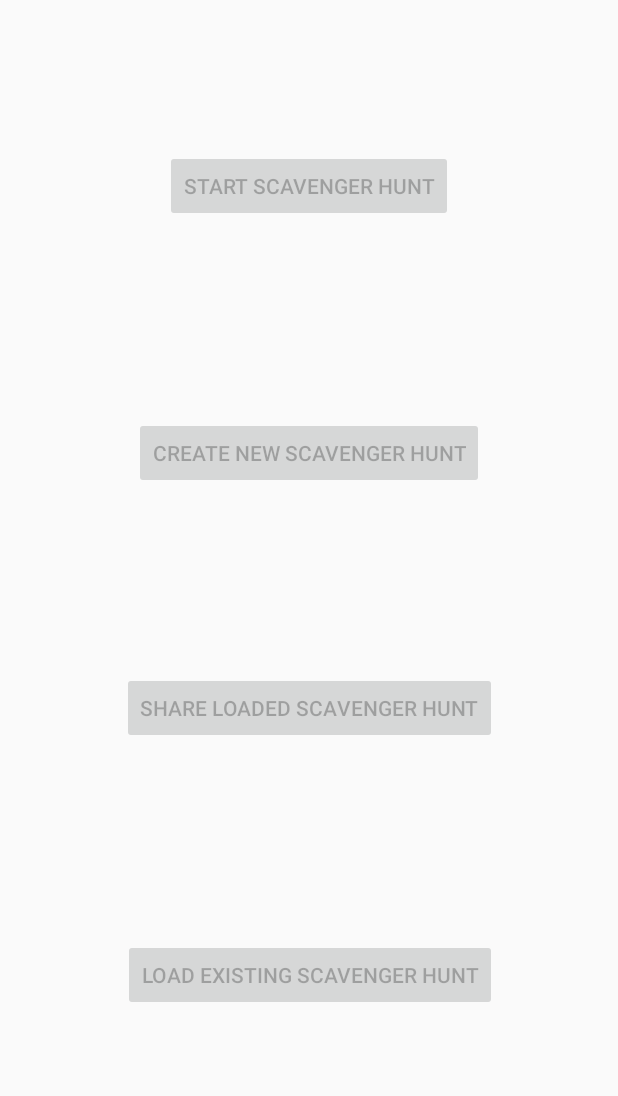
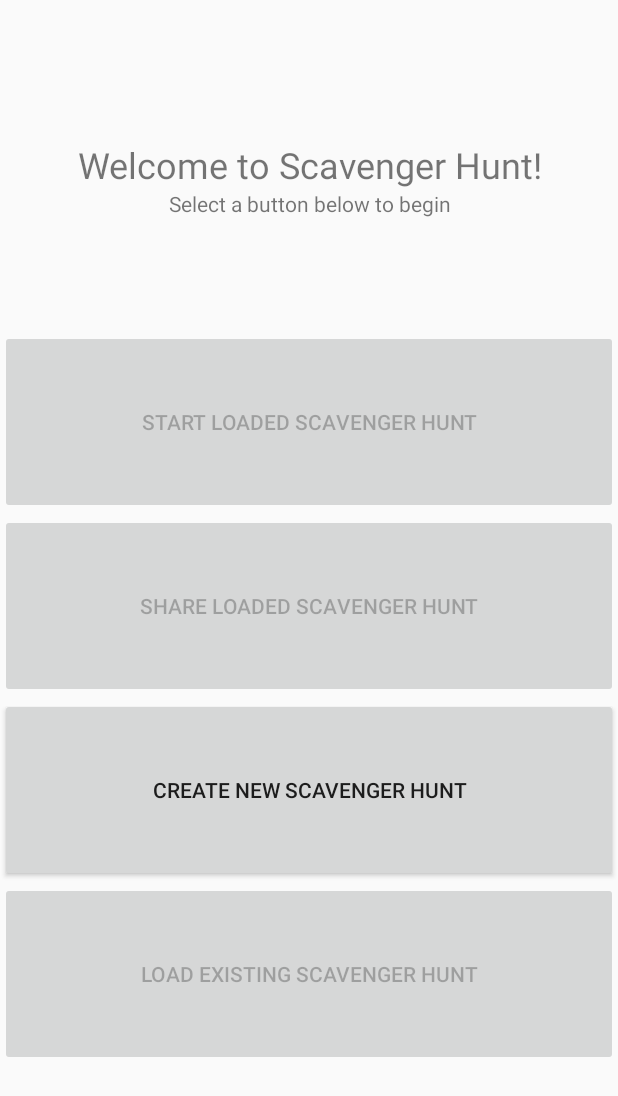
Before and after one commit to Bradley-B/ScavengerHuntAndroid, an Android app: the layout activity_launcher.xml on its own in the app's theme, with its tools: preview values and no code run, on a phone screen of 412 x 824 dp. Shown: the top 1096 px of the screen. Run offline under Robolectric (Android 15) with nearby library versions, the light colour scheme and no system bars.

Commit message:
Clue Creator View and Activity
Started user interface for creating clue segments and clues. Also redid the Launcher Activity xml, and changed an error message in GeofenceTransitionsIntentService.

```diff
--- a/app/src/main/res/layout/activity_launcher.xml
+++ b/app/src/main/res/layout/activity_launcher.xml
@@ -6,60 +6,89 @@
     android:layout_height="match_parent"
     tools:context=".LauncherActivity">
 
+    <LinearLayout
+        android:layout_width="match_parent"
+        android:layout_height="match_parent"
+        android:orientation="vertical"
+        app:layout_constraintBottom_toBottomOf="parent"
+        app:layout_constraintEnd_toEndOf="parent"
+        app:layout_constraintStart_toStartOf="parent"
+        app:layout_constraintTop_toTopOf="parent">
+
+        <Space
+            android:layout_width="match_parent"
+            android:layout_height="wrap_content"
+            android:layout_weight="2.5" />
+
+        <TextView
+            android:id="@+id/welcomeText"
+            android:layout_width="match_parent"
+            android:layout_height="wrap_content"
+            android:layout_weight="0"
+            android:text="Welcome to Scavenger Hunt!"
+            android:textAlignment="center"
+            android:textSize="24sp"
+            tools:layout_editor_absoluteX="102dp"
+            tools:layout_editor_absoluteY="60dp" />
+
+        <TextView
+            android:id="@+id/welcomeText2"
+            android:layout_width="match_parent"
+            android:layout_height="wrap_content"
+            android:layout_weight="0"
+            android:text="Select a button below to begin"
+            android:textAlignment="center" />
+
+        <Space
+            android:layout_width="match_parent"
+            android:layout_height="wrap_content"
+            android:layout_weight="2" />
+
         <Button
             android:id="@+id/startButton"
-        android:layout_width="wrap_content"
+            android:layout_width="match_parent"
             android:layout_height="wrap_content"
-        android:layout_marginEnd="8dp"
-        android:layout_marginStart="8dp"
-        android:layout_marginTop="100dp"
+            android:layout_weight="2"
             android:enabled="false"
-        android:text="Start Scavenger Hunt"
-        app:layout_constraintEnd_toEndOf="parent"
-        app:layout_constraintStart_toStartOf="parent"
-        app:layout_constraintTop_toTopOf="parent" />
+            android:text="Start Loaded Scavenger Hunt"
+            tools:layout_editor_absoluteX="95dp"
+            tools:layout_editor_absoluteY="95dp" />
+
+        <Button
+            android:id="@+id/shareButton"
+            android:layout_width="match_parent"
+            android:layout_height="wrap_content"
+            android:layout_weight="2"
+            android:enabled="false"
+            android:text="Share Loaded Scavenger Hunt"
+            tools:layout_editor_absoluteX="67dp"
+            tools:layout_editor_absoluteY="231dp" />
 
         <Button
             android:id="@+id/createButton"
-        android:layout_width="wrap_content"
+            android:layout_width="match_parent"
             android:layout_height="wrap_content"
-        android:layout_marginEnd="8dp"
-        android:layout_marginStart="8dp"
-        android:layout_marginTop="8dp"
-        android:enabled="false"
+            android:layout_weight="2"
+            android:onClick="onCreateButton"
             android:text="Create New Scavenger Hunt"
-        app:layout_constraintBottom_toTopOf="@+id/shareButton"
-        app:layout_constraintEnd_toEndOf="parent"
-        app:layout_constraintHorizontal_bias="0.5"
-        app:layout_constraintStart_toStartOf="parent"
-        app:layout_constraintTop_toBottomOf="@+id/startButton" />
-
-    <Button
-        android:id="@+id/shareButton"
-        android:layout_width="wrap_content"
-        android:layout_height="wrap_content"
-        android:layout_marginBottom="8dp"
-        android:layout_marginEnd="8dp"
-        android:layout_marginStart="8dp"
-        android:enabled="false"
-        android:text="Share Loaded Scavenger Hunt"
-        app:layout_constraintBottom_toTopOf="@+id/loadButton"
-        app:layout_constraintEnd_toEndOf="parent"
-        app:layout_constraintHorizontal_bias="0.5"
-        app:layout_constraintStart_toStartOf="parent"
-        app:layout_constraintTop_toBottomOf="@+id/createButton" />
+            tools:layout_editor_absoluteX="74dp"
+            tools:layout_editor_absoluteY="162dp" />
 
         <Button
             android:id="@+id/loadButton"
-        android:layout_width="wrap_content"
+            android:layout_width="match_parent"
             android:layout_height="wrap_content"
-        android:layout_marginBottom="150dp"
-        android:layout_marginEnd="8dp"
-        android:layout_marginStart="8dp"
+            android:layout_weight="2"
             android:enabled="false"
             android:text="Load Existing Scavenger Hunt"
-        app:layout_constraintBottom_toBottomOf="parent"
-        app:layout_constraintEnd_toEndOf="parent"
-        app:layout_constraintHorizontal_bias="0.504"
-        app:layout_constraintStart_toStartOf="parent" />
+            tools:layout_editor_absoluteX="67dp"
+            tools:layout_editor_absoluteY="323dp" />
+
+        <Space
+            android:layout_width="match_parent"
+            android:layout_height="wrap_content"
+            android:layout_weight="3" />
+
+    </LinearLayout>
+
 </android.support.constraint.ConstraintLayout>
--- a/app/src/main/res/values/colors.xml
+++ b/app/src/main/res/values/colors.xml
@@ -1,6 +1,6 @@
 <?xml version="1.0" encoding="utf-8"?>
 <resources>
-    <color name="colorPrimary">#3F51B5</color>
+    <color name="colorPrimary">#3f51b5</color>
     <color name="colorPrimaryDark">#303F9F</color>
     <color name="colorAccent">#FF4081</color>
 </resources>
--- a/app/src/main/res/values/styles.xml
+++ b/app/src/main/res/values/styles.xml
@@ -1,7 +1,7 @@
 <resources>
 
     <!-- Base application theme. -->
-    <style name="AppTheme" parent="Theme.AppCompat.Light.DarkActionBar">
+    <style name="AppTheme" parent="Theme.AppCompat.Light.NoActionBar">
         <!-- Customize your theme here. -->
         <item name="colorPrimary">@color/colorPrimary</item>
         <item name="colorPrimaryDark">@color/colorPrimaryDark</item>
```
Also changed, not shown: app/src/main/AndroidManifest.xml (+5 -7 lines), app/src/main/java/com/bradleyboxer/scavengerhunt/ClueCreatorActivity.java (added, +84 -0 lines), app/src/main/java/com/bradleyboxer/scavengerhunt/ClueSegmentView.java (added, +56 -0 lines), app/src/main/java/com/bradleyboxer/scavengerhunt/GeofenceTransitionsIntentService.java (+5 -4 lines), app/src/main/java/com/bradleyboxer/scavengerhunt/LauncherActivity.java (+8 -0 lines), app/src/main/java/com/bradleyboxer/scavengerhunt/ScavengerHuntCreatorActivity.java (+8 -2 lines), app/src/main/res/layout/activity_clue_creator.xml (added, +77 -0 lines), app/src/main/res/layout/view_clue_segment_creator.xml (added, +146 -0 lines). Lines whose indentation alone changed are shown as unchanged.
